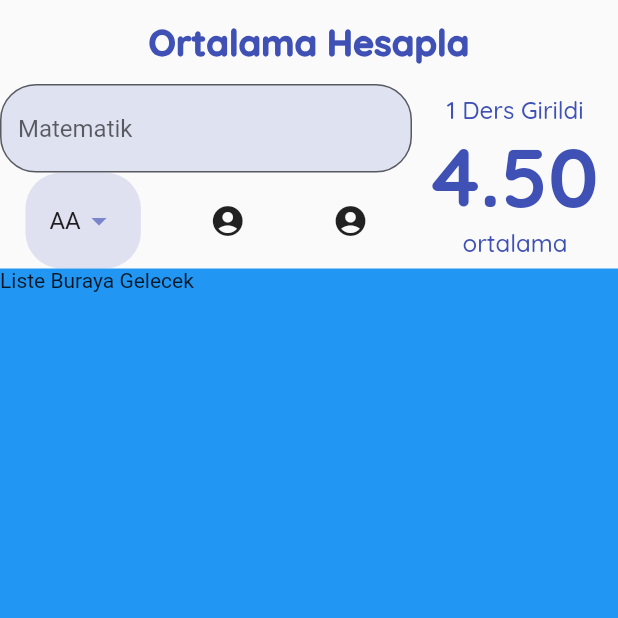
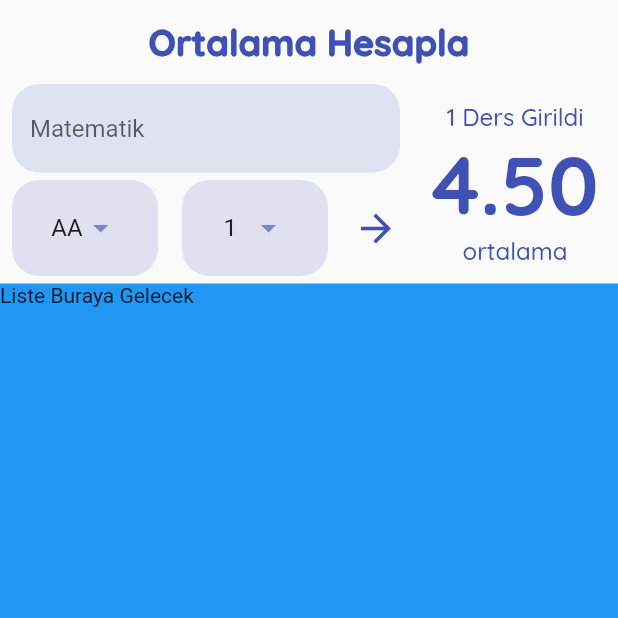
Before and after one commit to tahaturan/flutter_ortalama_hesapla, a Flutter app: the screen it shows after launch, on a phone screen of 412 x 824 dp, the top half of it. Run offline on Flutter 3.47's test engine with Material 2 defaults, Android fonts, the phone set to English and light mode, and no system bars; our stand-ins replace google_fonts.

Commit message:
Krediler icin DropdownButton olusturuldu

```diff
--- a/lib/constants/app_constant.dart
+++ b/lib/constants/app_constant.dart
@@ -10,7 +10,7 @@ class Constants {
     fontWeight: FontWeight.w900,
     color: anaRenk,
   );
-  static BorderRadius borderRadius = BorderRadius.circular(24);
+  static BorderRadius borderRadius = BorderRadius.circular(18);
   static final TextStyle ortalamaTextStyle = GoogleFonts.quicksand(
     fontSize: 16,
     fontWeight: FontWeight.w500,
@@ -26,4 +26,6 @@ class Constants {
     vertical: 8.0,
     horizontal: 16,
   );
+
+  static const EdgeInsets yatayPadding8 = EdgeInsets.symmetric(horizontal: 8);
 }
--- a/lib/helper/data_helper.dart
+++ b/lib/helper/data_helper.dart
@@ -45,4 +45,20 @@ class DataHelper {
     //*child kisminida kullanicinin gorecegi kisma yani orayada gelen harflerimizi yazdik
     //*en sonda bunu DropdownButton kimimizin items bolumunde kullandik cunku oda bizden icinde DropdownMenuItem olan bir liste bekliyordu
   }
+
+//*Krediler dropDown icin listemizi ve elemanlarimizi olsuturduk
+  static List<int> _tumKrediler() {
+    return List.generate(10, (index) => index + 1).toList();
+  }
+
+  static List<DropdownMenuItem<double>> tumDerslerinKredileri() {
+    return _tumKrediler()
+        .map(
+          (gelenKredi) => DropdownMenuItem(
+            value: gelenKredi.toDouble(),
+            child: Text("$gelenKredi"),
+          ),
+        )
+        .toList();
+  }
 }
--- a/lib/main.dart
+++ b/lib/main.dart
@@ -20,7 +20,7 @@ class MyApp extends StatelessWidget {
         visualDensity: VisualDensity.adaptivePlatformDensity,
         //*visualDensity diger platformlarda da o ortama uygun sekilde gorunmesini istedik
       ),
-      home: OrtalamaHesaplaPage(),
+      home: const OrtalamaHesaplaPage(),
     );
   }
 }
--- a/lib/widgets/ortalama_hesapla_page.dart
+++ b/lib/widgets/ortalama_hesapla_page.dart
@@ -13,6 +13,7 @@ class OrtalamaHesaplaPage extends StatefulWidget {
 class _OrtalamaHesaplaPageState extends State<OrtalamaHesaplaPage> {
   GlobalKey<FormState> formKey = GlobalKey<FormState>();
   double harfDropDownsecilenDeger = 4;
+  double krediDropDownSecilenDeger = 1;
   @override
   Widget build(BuildContext context) {
     return Scaffold(
@@ -50,7 +51,8 @@ class _OrtalamaHesaplaPageState extends State<OrtalamaHesaplaPage> {
             ),
           ),
         ],
-        ));
+      ),
+    );
   }
 
   Widget buildForm() {
@@ -58,21 +60,35 @@ class _OrtalamaHesaplaPageState extends State<OrtalamaHesaplaPage> {
       key: formKey,
       child: Column(
         children: [
-          _buildTextFormField(),
+          Padding(
+            padding: Constants.yatayPadding8,
+            child: _buildTextFormField(),
+          ),
+          const SizedBox(height: 5),
           Row(
-            mainAxisAlignment: MainAxisAlignment.spaceAround,
+            mainAxisAlignment: MainAxisAlignment.spaceBetween,
             children: [
-              _buildHarfler(),
-              IconButton(
-                onPressed: () {},
-                icon: Icon(Icons.account_circle_rounded),
+              Expanded(
+                child: Padding(
+                  padding: Constants.yatayPadding8,
+                  child: _buildHarfler(),
+                ),
+              ),
+              Expanded(
+                child: Padding(
+                  padding: Constants.yatayPadding8,
+                  child: _buildKrediler(),
+                ),
               ),
               IconButton(
                 onPressed: () {},
-                icon: Icon(Icons.account_circle_rounded),
+                icon: const Icon(Icons.arrow_forward_sharp),
+                color: Constants.anaRenk,
+                iconSize: 30,
               ),
             ],
-          )
+          ),
+          const SizedBox(height: 5),
         ],
       ),
     );
@@ -84,6 +100,7 @@ class _OrtalamaHesaplaPageState extends State<OrtalamaHesaplaPage> {
         hintText: "Matematik",
         border: OutlineInputBorder(
           borderRadius: Constants.borderRadius,
+          borderSide: BorderSide.none,
         ),
         filled: true,
         fillColor: Constants.anaRenk.shade100.withOpacity(0.5),
@@ -91,8 +108,9 @@ class _OrtalamaHesaplaPageState extends State<OrtalamaHesaplaPage> {
     );
   }
 
-  _buildHarfler() {
+  Widget _buildHarfler() {
     return Container(
+      alignment: Alignment.center,
       padding: Constants.dropDownPadding,
       decoration: BoxDecoration(
         color: Constants.anaRenk.shade200.withOpacity(0.3),
@@ -112,4 +130,27 @@ class _OrtalamaHesaplaPageState extends State<OrtalamaHesaplaPage> {
       ),
     );
   }
+
+  Widget _buildKrediler() {
+    return Container(
+      alignment: Alignment.center,
+      padding: Constants.dropDownPadding,
+      decoration: BoxDecoration(
+        color: Constants.anaRenk.shade200.withOpacity(0.3),
+        borderRadius: Constants.borderRadius,
+      ),
+      child: DropdownButton<double>(
+        elevation: 20,
+        iconEnabledColor: Constants.anaRenk.shade300,
+        underline: Container(),
+        value: krediDropDownSecilenDeger,
+        items: DataHelper.tumDerslerinKredileri(),
+        onChanged: (deger) {
+          setState(() {
+            krediDropDownSecilenDeger = deger!;
+          });
+        },
+      ),
+    );
   }
+}
```
Lines whose indentation alone changed are shown as unchanged.
